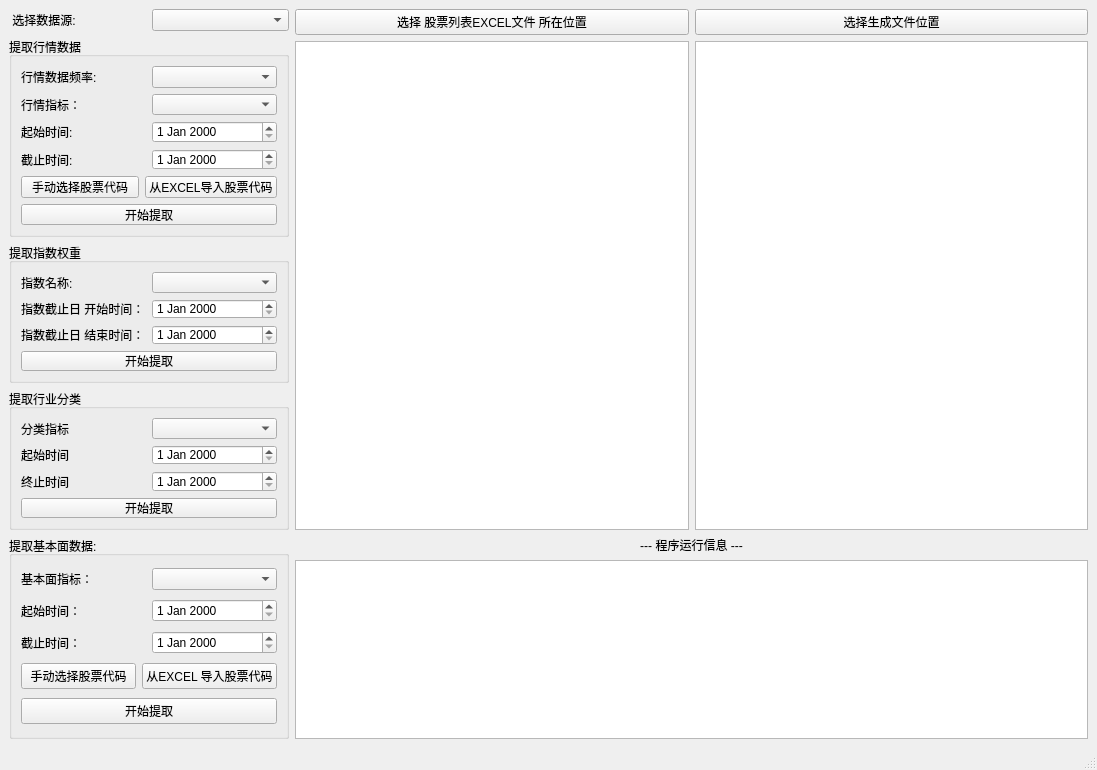
The window that extractdataform.ui (lishengze/QT-study) describes before a commit, drawn with Qt 5.
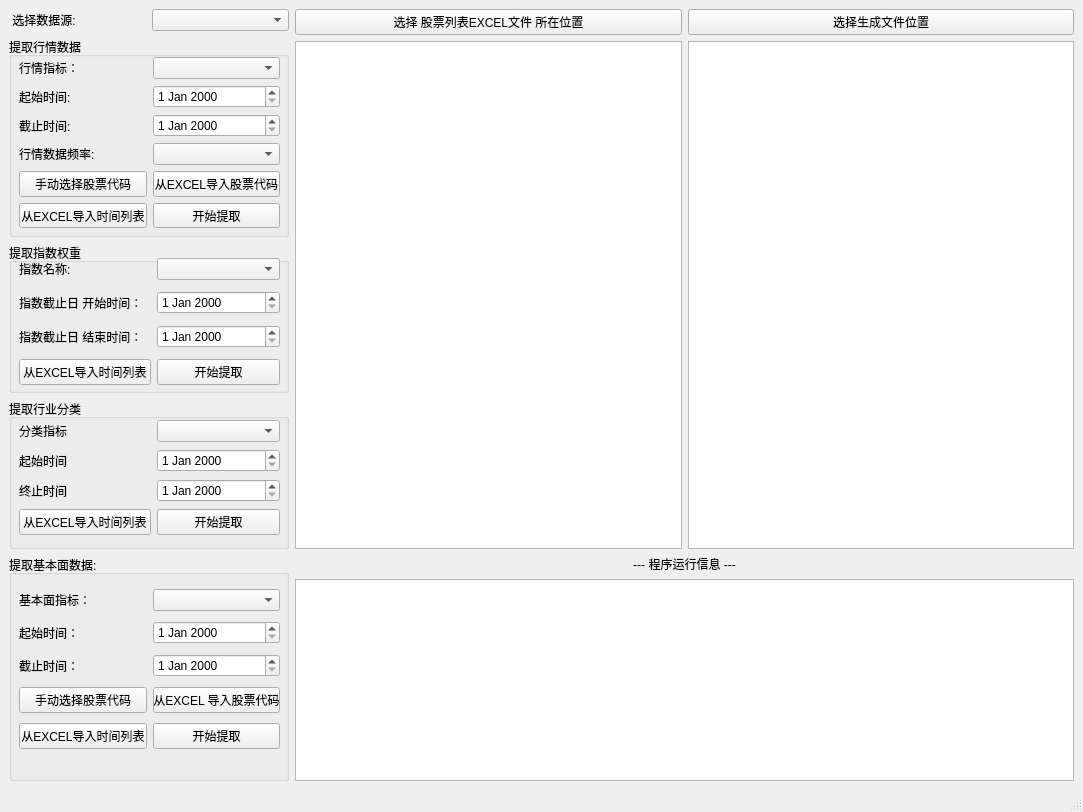
The same window after the commit.

Diff of the .ui file:
```diff
--- a/extractdataform.ui
+++ b/extractdataform.ui
@@ -6,8 +6,8 @@
    <rect>
     <x>0</x>
     <y>0</y>
-    <width>1097</width>
-    <height>770</height>
+    <width>1083</width>
+    <height>812</height>
    </rect>
   </property>
   <property name="windowTitle">
@@ -53,12 +53,155 @@
       </item>
      </layout>
     </item>
+    <item row="3" column="0">
+     <widget class="QGroupBox" name="groupBox_3">
+      <property name="minimumSize">
+       <size>
+        <width>250</width>
+        <height>150</height>
+       </size>
+      </property>
+      <property name="title">
+       <string>提取行业分类</string>
+      </property>
+      <widget class="QWidget" name="">
+       <property name="geometry">
+        <rect>
+         <x>10</x>
+         <y>20</y>
+         <width>261</width>
+         <height>121</height>
+        </rect>
+       </property>
+       <layout class="QGridLayout" name="gridLayout_4">
+        <item row="0" column="0">
+         <widget class="QLabel" name="label_10">
+          <property name="text">
+           <string>分类指标</string>
+          </property>
+         </widget>
+        </item>
+        <item row="1" column="0">
+         <widget class="QLabel" name="label_11">
+          <property name="text">
+           <string>起始时间</string>
+          </property>
+         </widget>
+        </item>
+        <item row="2" column="0">
+         <widget class="QLabel" name="label_12">
+          <property name="text">
+           <string>终止时间</string>
+          </property>
+         </widget>
+        </item>
+        <item row="3" column="2">
+         <widget class="QPushButton" name="extractIndustryData_pushButton">
+          <property name="text">
+           <string>开始提取</string>
+          </property>
+         </widget>
+        </item>
+        <item row="0" column="2">
+         <widget class="QComboBox" name="industry_comboBox"/>
+        </item>
+        <item row="1" column="2">
+         <widget class="QDateEdit" name="industryStartDate_dateEdit"/>
+        </item>
+        <item row="2" column="2">
+         <widget class="QDateEdit" name="industryEndDate_dateEdit"/>
+        </item>
+        <item row="3" column="0">
+         <widget class="QPushButton" name="extractIndustryTimeList_pushButton">
+          <property name="text">
+           <string>从EXCEL导入时间列表</string>
+          </property>
+         </widget>
+        </item>
+       </layout>
+      </widget>
+      <zorder>layoutWidget</zorder>
+      <zorder>layoutWidget</zorder>
+      <zorder>layoutWidget</zorder>
+      <zorder>layoutWidget</zorder>
+      <zorder>groupBox_2</zorder>
+     </widget>
+    </item>
+    <item row="2" column="0">
+     <widget class="QGroupBox" name="groupBox_2">
+      <property name="minimumSize">
+       <size>
+        <width>250</width>
+        <height>150</height>
+       </size>
+      </property>
+      <property name="title">
+       <string>提取指数权重</string>
+      </property>
+      <widget class="QWidget" name="">
+       <property name="geometry">
+        <rect>
+         <x>10</x>
+         <y>10</y>
+         <width>261</width>
+         <height>141</height>
+        </rect>
+       </property>
+       <layout class="QGridLayout" name="gridLayout_3">
+        <item row="1" column="0">
+         <widget class="QLabel" name="label_8">
+          <property name="text">
+           <string>指数截止日 开始时间：</string>
+          </property>
+         </widget>
+        </item>
+        <item row="2" column="0">
+         <widget class="QLabel" name="label_9">
+          <property name="text">
+           <string>指数截止日 结束时间：</string>
+          </property>
+         </widget>
+        </item>
+        <item row="3" column="0">
+         <widget class="QPushButton" name="extractWeightTimeList_pushButton">
+          <property name="text">
+           <string>从EXCEL导入时间列表</string>
+          </property>
+         </widget>
+        </item>
+        <item row="3" column="1" colspan="2">
+         <widget class="QPushButton" name="extractWeightData_pushButton">
+          <property name="text">
+           <string>开始提取</string>
+          </property>
+         </widget>
+        </item>
+        <item row="1" column="1" colspan="2">
+         <widget class="QDateEdit" name="indexStartDate_dateEdit"/>
+        </item>
+        <item row="2" column="1" colspan="2">
+         <widget class="QDateEdit" name="indexEndDate_dateEdit"/>
+        </item>
+        <item row="0" column="0">
+         <widget class="QLabel" name="label_7">
+          <property name="text">
+           <string>指数名称: </string>
+          </property>
+         </widget>
+        </item>
+        <item row="0" column="1" colspan="2">
+         <widget class="QComboBox" name="indexCode_comboBox"/>
+        </item>
+       </layout>
+      </widget>
+     </widget>
+    </item>
     <item row="1" column="0">
      <widget class="QGroupBox" name="groupBox">
       <property name="minimumSize">
        <size>
         <width>280</width>
-        <height>150</height>
+        <height>200</height>
        </size>
       </property>
       <property name="maximumSize">
@@ -70,82 +213,78 @@
       <property name="title">
        <string>提取行情数据</string>
       </property>
+      <widget class="QWidget" name="">
+       <property name="geometry">
+        <rect>
+         <x>10</x>
+         <y>20</y>
+         <width>261</width>
+         <height>171</height>
+        </rect>
+       </property>
       <layout class="QGridLayout" name="gridLayout">
        <item row="0" column="0">
-        <layout class="QHBoxLayout" name="horizontalLayout">
-         <item>
-          <widget class="QLabel" name="label">
-           <property name="text">
-            <string>行情数据频率: </string>
-           </property>
-          </widget>
-         </item>
-         <item>
-          <widget class="QComboBox" name="dataType_comboBox"/>
-         </item>
-        </layout>
-       </item>
-       <item row="1" column="0">
-        <layout class="QHBoxLayout" name="horizontalLayout_2">
-         <item>
           <widget class="QLabel" name="label_4">
            <property name="text">
             <string>行情指标：</string>
            </property>
           </widget>
          </item>
-         <item>
+        <item row="0" column="1">
           <widget class="QComboBox" name="keyValue_comboBox"/>
          </item>
-        </layout>
-       </item>
-       <item row="2" column="0">
-        <layout class="QHBoxLayout" name="horizontalLayout_3">
-         <item>
+        <item row="1" column="0">
           <widget class="QLabel" name="label_2">
            <property name="text">
             <string>起始时间: </string>
            </property>
           </widget>
          </item>
-         <item>
+        <item row="1" column="1">
           <widget class="QDateEdit" name="startDate_dateEdit"/>
          </item>
-        </layout>
-       </item>
-       <item row="3" column="0">
-        <layout class="QHBoxLayout" name="horizontalLayout_4">
-         <item>
+        <item row="2" column="0">
           <widget class="QLabel" name="label_3">
            <property name="text">
             <string>截止时间:</string>
            </property>
           </widget>
          </item>
-         <item>
+        <item row="2" column="1">
           <widget class="QDateEdit" name="endDate_dateEdit"/>
          </item>
-        </layout>
+        <item row="3" column="0">
+         <widget class="QLabel" name="label">
+          <property name="text">
+           <string>行情数据频率: </string>
+          </property>
+         </widget>
+        </item>
+        <item row="3" column="1">
+         <widget class="QComboBox" name="dataType_comboBox"/>
        </item>
        <item row="4" column="0">
-        <layout class="QHBoxLayout" name="horizontalLayout_8">
-         <item>
           <widget class="QPushButton" name="chooseSecodeListFromTable_pushButton">
            <property name="text">
             <string>手动选择股票代码</string>
            </property>
           </widget>
          </item>
-         <item>
+        <item row="4" column="1">
           <widget class="QPushButton" name="chooseSecodeListFromExcel_pushButton">
            <property name="text">
             <string>从EXCEL导入股票代码</string>
            </property>
           </widget>
          </item>
-        </layout>
-       </item>
        <item row="5" column="0">
+         <widget class="QPushButton" name="extractSecodeTimeList_pushButton">
+          <property name="text">
+           <string>从EXCEL导入时间列表</string>
+          </property>
+         </widget>
+        </item>
+        <item row="5" column="1">
         <widget class="QPushButton" name="extractMarketData_pushButton">
          <property name="text">
           <string>开始提取</string>
@@ -154,133 +293,6 @@
        </item>
       </layout>
      </widget>
-    </item>
-    <item row="2" column="0">
-     <widget class="QGroupBox" name="groupBox_2">
-      <property name="minimumSize">
-       <size>
-        <width>250</width>
-        <height>120</height>
-       </size>
-      </property>
-      <property name="title">
-       <string>提取指数权重</string>
-      </property>
-      <layout class="QGridLayout" name="gridLayout_3">
-       <item row="0" column="0">
-        <layout class="QHBoxLayout" name="horizontalLayout_6">
-         <item>
-          <widget class="QLabel" name="label_7">
-           <property name="text">
-            <string>指数名称: </string>
-           </property>
-          </widget>
-         </item>
-         <item>
-          <widget class="QComboBox" name="indexCode_comboBox"/>
-         </item>
-        </layout>
-       </item>
-       <item row="1" column="0">
-        <layout class="QHBoxLayout" name="horizontalLayout_7">
-         <item>
-          <widget class="QLabel" name="label_8">
-           <property name="text">
-            <string>指数截止日 开始时间：</string>
-           </property>
-          </widget>
-         </item>
-         <item>
-          <widget class="QDateEdit" name="indexStartDate_dateEdit"/>
-         </item>
-        </layout>
-       </item>
-       <item row="2" column="0">
-        <layout class="QHBoxLayout" name="horizontalLayout_12">
-         <item>
-          <widget class="QLabel" name="label_9">
-           <property name="text">
-            <string>指数截止日 结束时间：</string>
-           </property>
-          </widget>
-         </item>
-         <item>
-          <widget class="QDateEdit" name="indexEndDate_dateEdit"/>
-         </item>
-        </layout>
-       </item>
-       <item row="3" column="0">
-        <widget class="QPushButton" name="extractWeightData_pushButton">
-         <property name="text">
-          <string>开始提取</string>
-         </property>
-        </widget>
-       </item>
-      </layout>
-     </widget>
-    </item>
-    <item row="3" column="0">
-     <widget class="QGroupBox" name="groupBox_3">
-      <property name="minimumSize">
-       <size>
-        <width>250</width>
-        <height>120</height>
-       </size>
-      </property>
-      <property name="title">
-       <string>提取行业分类</string>
-      </property>
-      <layout class="QGridLayout" name="gridLayout_4">
-       <item row="0" column="0">
-        <layout class="QHBoxLayout" name="horizontalLayout_9">
-         <item>
-          <widget class="QLabel" name="label_10">
-           <property name="text">
-            <string>分类指标</string>
-           </property>
-          </widget>
-         </item>
-         <item>
-          <widget class="QComboBox" name="industry_comboBox"/>
-         </item>
-        </layout>
-       </item>
-       <item row="2" column="0">
-        <layout class="QHBoxLayout" name="horizontalLayout_11">
-         <item>
-          <widget class="QLabel" name="label_12">
-           <property name="text">
-            <string>终止时间</string>
-           </property>
-          </widget>
-         </item>
-         <item>
-          <widget class="QDateEdit" name="industryEndDate_dateEdit"/>
-         </item>
-        </layout>
-       </item>
-       <item row="1" column="0">
-        <layout class="QHBoxLayout" name="horizontalLayout_10">
-         <item>
-          <widget class="QLabel" name="label_11">
-           <property name="text">
-            <string>起始时间</string>
-           </property>
-          </widget>
-         </item>
-         <item>
-          <widget class="QDateEdit" name="industryStartDate_dateEdit"/>
-         </item>
-        </layout>
-       </item>
-       <item row="3" column="0">
-        <widget class="QPushButton" name="extractIndustryData_pushButton">
-         <property name="text">
-          <string>开始提取</string>
-         </property>
-        </widget>
-       </item>
-      </layout>
      </widget>
     </item>
     <item row="4" column="0">
@@ -294,68 +306,68 @@
       <property name="title">
        <string>提取基本面数据:</string>
       </property>
+      <widget class="QWidget" name="">
+       <property name="geometry">
+        <rect>
+         <x>10</x>
+         <y>30</y>
+         <width>261</width>
+         <height>171</height>
+        </rect>
+       </property>
       <layout class="QGridLayout" name="gridLayout_5">
        <item row="0" column="0">
-        <layout class="QHBoxLayout" name="horizontalLayout_13">
-         <item>
           <widget class="QLabel" name="label_14">
            <property name="text">
             <string>基本面指标：</string>
            </property>
           </widget>
          </item>
-         <item>
+        <item row="0" column="1">
           <widget class="QComboBox" name="fundamentValue_comboBox"/>
          </item>
-        </layout>
-       </item>
        <item row="1" column="0">
-        <layout class="QHBoxLayout" name="horizontalLayout_16">
-         <item>
           <widget class="QLabel" name="label_16">
            <property name="text">
             <string>起始时间：</string>
            </property>
           </widget>
          </item>
-         <item>
+        <item row="1" column="1">
           <widget class="QDateEdit" name="fundamentStart_dateEdit"/>
          </item>
-        </layout>
-       </item>
        <item row="2" column="0">
-        <layout class="QHBoxLayout" name="horizontalLayout_17">
-         <item>
           <widget class="QLabel" name="label_17">
            <property name="text">
             <string>截止时间：</string>
            </property>
           </widget>
          </item>
-         <item>
+        <item row="2" column="1">
           <widget class="QDateEdit" name="fundamentEnd_dateEdit"/>
          </item>
-        </layout>
-       </item>
        <item row="3" column="0">
-        <layout class="QHBoxLayout" name="horizontalLayout_18">
-         <item>
           <widget class="QPushButton" name="chooseSecodeList_pushButton">
            <property name="text">
             <string>手动选择股票代码</string>
            </property>
           </widget>
          </item>
-         <item>
+        <item row="3" column="1">
           <widget class="QPushButton" name="importSecodeList_pushButton">
            <property name="text">
             <string>从EXCEL 导入股票代码</string>
            </property>
           </widget>
          </item>
-        </layout>
-       </item>
        <item row="4" column="0">
+         <widget class="QPushButton" name="extractFundamentTimeList_pushButton">
+          <property name="text">
+           <string>从EXCEL导入时间列表</string>
+          </property>
+         </widget>
+        </item>
+        <item row="4" column="1">
         <widget class="QPushButton" name="startExtractFundament_pushButton">
          <property name="text">
           <string>开始提取</string>
@@ -363,6 +375,7 @@
         </widget>
        </item>
       </layout>
+      </widget>
       <zorder>layoutWidget</zorder>
       <zorder>endDate_dateEdit_2</zorder>
       <zorder>label_16</zorder>
```
Left out of the diff: 49 changed lines with no effect on the pictures. Lines whose indentation alone changed are shown as unchanged.
